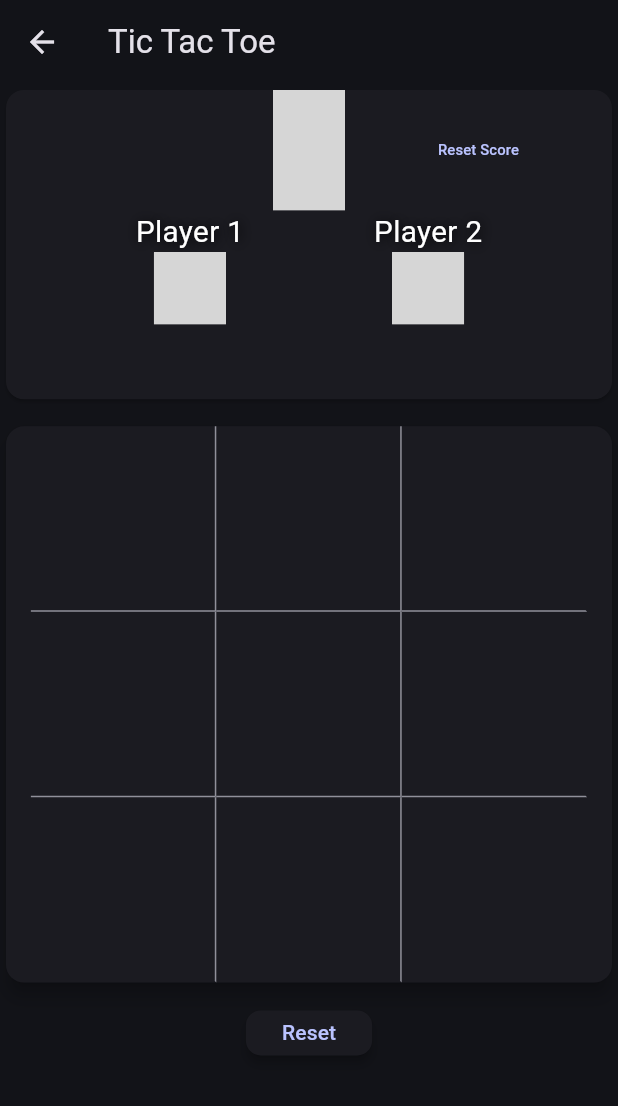
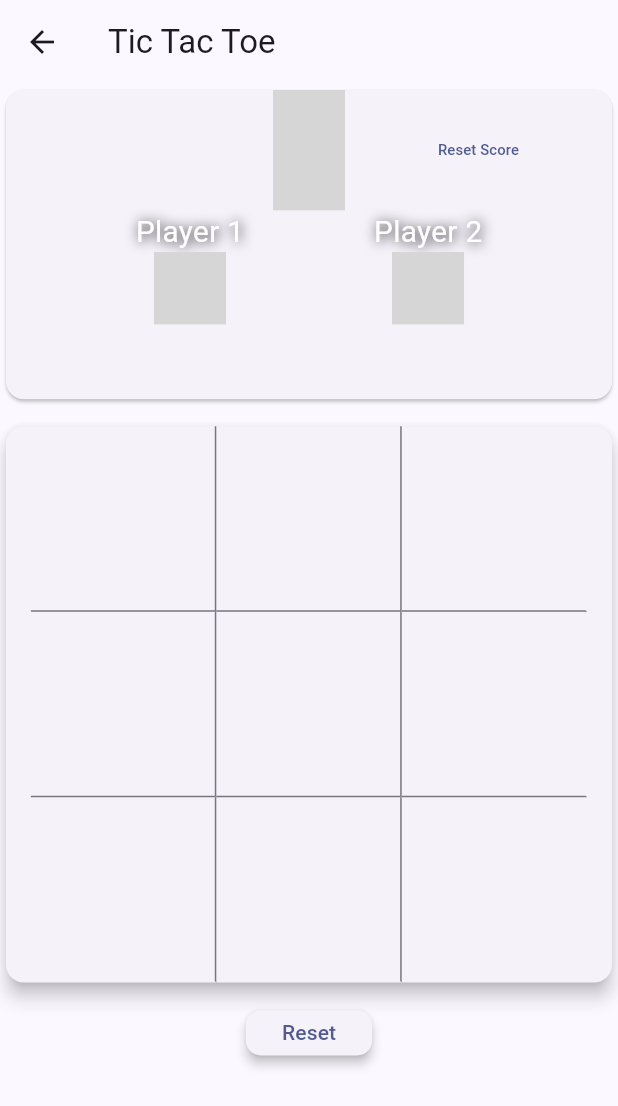
Before and after one commit to vinaooo/GamesRoom, a Flutter app: the screen it shows after launch, after a tap on "TicTacToe", on a phone screen of 412 x 824 dp. Shown: the top 1106 px of the screen. Run offline on Flutter 3.47's test engine with Material 2 defaults, Android fonts, the phone set to English and light mode, and no system bars; drawn by our look-alikes of dynamic_color, google_mobile_ads; our stand-ins replace firebase_core, google_fonts; missing offline and left inert: neon, random_text_reveal; accounts and stored records are empty; network calls fail; grey boxes are pictures that could not be loaded.

Commit message:
modified:   lib/tictactoe2p.dart

```diff
--- a/lib/tictactoe2p.dart
+++ b/lib/tictactoe2p.dart
@@ -10,8 +10,11 @@ import 'dart:math';
 
 import 'ad_helper.dart';
 
+Random random = Random();
+
 int player1Score = 0;
 int player2Score = 0;
+Color playerColor = Colors.green;
 String scoreName = 'Score';
 
 class TicTacToe2PPage extends StatefulWidget {
@@ -26,12 +29,19 @@ class _TicTacToe2PPageState extends State<TicTacToe2PPage> {
   List<List<String>> board =
       List.generate(3, (_) => List.generate(3, (_) => ''));
 
-  bool player1Turn = true;
+  bool player1Turn = random.nextBool();
 
   void _resetBoard() {
     setState(() {
       board = List.generate(3, (_) => List.generate(3, (_) => ''));
-      player1Turn = true;
+      // player1Turn = true;
+    });
+  }
+
+  void _resetScore() {
+    setState(() {
+      player1Score = 0;
+      player2Score = 0;
     });
   }
 
@@ -104,13 +114,6 @@ class _TicTacToe2PPageState extends State<TicTacToe2PPage> {
                   overflow: TextOverflow.ellipsis,
                   maxLines: 1,
                 ),
-                // Text(
-                //   message,
-                //   style: const TextStyle(
-                //     fontSize: 24.0,
-                //     color: Colors.white,
-                //   ),
-                // ),
                 const SizedBox(height: 10.0),
               ],
             ),
@@ -123,9 +126,11 @@ class _TicTacToe2PPageState extends State<TicTacToe2PPage> {
       },
     );
 
-    setState(() {
-      player1Turn = true;
-    });
+    // setState(
+    //   () {
+    //     player1Turn = random.nextBool();
+    //   },
+    // );
   }
 
   void _markBox(int row, int col) {
@@ -236,16 +241,19 @@ class _TicTacToe2PPageState extends State<TicTacToe2PPage> {
                 child: Text(
                   board[row][col],
                   style: TextStyle(
-                      fontFamily: 'chalk',
-                      fontSize: 80,
-                      color: player1Turn == true ? Colors.green : Colors.red,
-                      shadows: const [
-                        Shadow(
-                          color: Colors.black,
-                          offset: Offset(0.3, 0.3),
-                          blurRadius: 7,
-                        ),
-                      ]),
+                    fontFamily: 'chalk',
+                    fontSize: 100,
+                    color: board[row][col] == 'X' ? Colors.blue : Colors.pink,
+                    // shadows: [
+                    //   Shadow(
+                    //     color: board[row][col] == 'X'
+                    //         ? Colors.blueAccent
+                    //         : Colors.pinkAccent,
+                    //     offset: const Offset(0.3, 0.3),
+                    //     blurRadius: 7,
+                    //   ),
+                    // ],
+                  ),
                 ),
               ),
             ),
@@ -264,7 +272,7 @@ class _TicTacToe2PPageState extends State<TicTacToe2PPage> {
         return MaterialApp(
           theme: ThemeData(
             colorSchemeSeed: Colors.indigo,
-            brightness: const ColorScheme.dark().brightness,
+            brightness: const ColorScheme.light().brightness,
             useMaterial3: true,
           ),
           home: SafeArea(
@@ -431,11 +439,11 @@ class _TicTacToe2PPageState extends State<TicTacToe2PPage> {
                               fontFamily: 'lcddot',
                               fontSize: fontSize * 0.09,
                               height: 0.8,
-                              color: const Color.fromARGB(255, 239, 184, 16),
+                              color: Colors.blue,
                               shadows: const [
                                 Shadow(
-                                  color: Colors.black,
-                                  offset: Offset(0.5, 0.5),
+                                  color: Colors.blueAccent,
+                                  offset: Offset(1, 1),
                                   blurRadius: 10,
                                 ),
                               ],
@@ -472,10 +480,10 @@ class _TicTacToe2PPageState extends State<TicTacToe2PPage> {
                               fontFamily: 'lcddot',
                               fontSize: fontSize * 0.09,
                               height: 0.8,
-                              color: const Color.fromARGB(255, 239, 184, 16),
+                              color: Colors.pink,
                               shadows: const [
                                 Shadow(
-                                  color: Colors.black,
+                                  color: Colors.pinkAccent,
                                   offset: Offset(0.5, 0.5),
                                   blurRadius: 10,
                                 ),
@@ -498,13 +506,6 @@ class _TicTacToe2PPageState extends State<TicTacToe2PPage> {
         ],
       ),
     );
-  }
-
-  void _resetScore() {
-    setState(() {
-      player1Score = 0;
-      player2Score = 0;
-    });
   }
 
   Future<InitializationStatus> _initGoogleMobileAds() {
```
